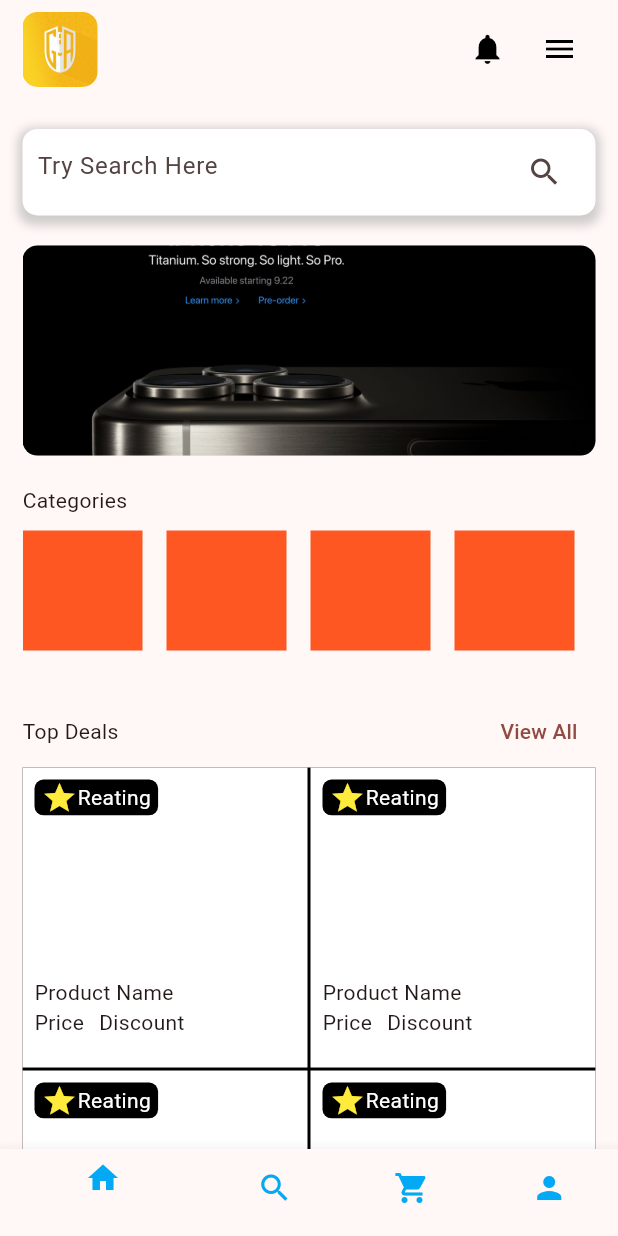
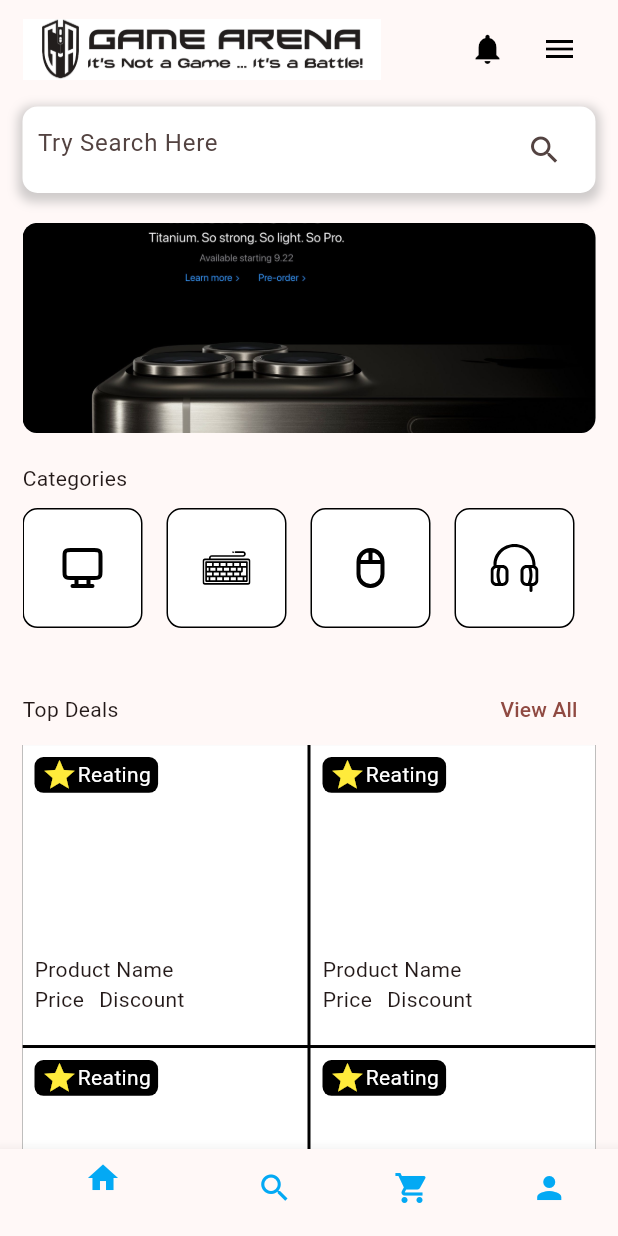
Before and after one commit to WissamAlmsalati/gamearenaApp, a Flutter app: the screen it shows after launch, on a phone screen of 412 x 824 dp. Run offline on Flutter 3.47's test engine with Material 3 defaults, Android fonts, the phone set to English and light mode, and no system bars; our stand-ins replace bloc, flutter_bloc, flutter_svg, get, iconsax.

Commit message:
first commit

```diff
--- /dev/null
+++ b/lib/catigory_icon.dart
@@ -0,0 +1,10 @@
+class CategoryIcons{
+  static const String monitor = 'assets/icons/monitor.svg';
+  static const String keyboard = 'assets/icons/keyboard.svg';
+  static const String mouse = 'assets/icons/mouse.svg';
+  static const String headphone = 'assets/icons/headphone.svg';
+  static const String desk = 'assets/icons/desk.svg';
+  static const String gpu = 'assets/icons/gpu.svg';
+
+  List<String> get icons => [monitor,keyboard,mouse,headphone,desk,gpu];
+}
--- a/lib/images.dart
+++ b/lib/images.dart
@@ -1,5 +1,6 @@
 class Images{
   static const String appLogo = 'assets/images/Logo.jpg';
+  static const String textLogo = 'assets/images/Textlogo.jpg';
   static const String ads1 = 'assets/localyphoto/iphone.jpg';
   static const String ads2 = 'assets/localyphoto/s24.jpg';
   static const String ads3 = 'assets/localyphoto/ps5.jpg';
--- /dev/null
+++ b/lib/view/categorys/category_screen.dart
@@ -0,0 +1,15 @@
+
+import 'package:flutter/cupertino.dart';
+
+class CategoryScreen extends StatelessWidget {
+  final int index;
+  const CategoryScreen({super.key, required this.index});
+
+  @override
+  Widget build(BuildContext context) {
+    switch(index){
+    return Container(
+      child: Text('Category Screen'),
+    );
+  }
+}
--- a/lib/view/home_screen/home_screen_body.dart
+++ b/lib/view/home_screen/home_screen_body.dart
@@ -23,7 +23,7 @@ class HomeScreenBody extends StatelessWidget {
               children: [
                 const CoustomAppBar(),
                 const SizedBox(
-                  height: 20,
+                  height: 5,
                 ),
                 CoustomTextFilled(
                   hintText: "Try Search Here",
--- a/lib/view/home_screen/widget/category_listview.dart
+++ b/lib/view/home_screen/widget/category_listview.dart
@@ -1,5 +1,11 @@
 import 'package:flutter/cupertino.dart';
 import 'package:flutter/material.dart';
+import 'package:flutter_svg/flutter_svg.dart';
+import 'package:get/get.dart';
+import 'package:get/get_core/src/get_main.dart';
+
+import '../../../catigory_icon.dart';
+import '../../categorys/category_screen.dart';
 
 class CoustomListView extends StatelessWidget {
   const CoustomListView({super.key});
@@ -11,12 +17,36 @@ class CoustomListView extends StatelessWidget {
       height: 100,
      child: ListView.builder(
        scrollDirection: Axis.horizontal,
-         itemCount: 8,
+         itemCount: CategoryIcons().icons.length,
          itemBuilder: (context,index)=>Container(
+           decoration: BoxDecoration(
+             color: Colors.white,
+             borderRadius: BorderRadius.circular(10.0),
+           ),
            margin: const EdgeInsets.only(right: 16,top: 10,bottom: 10),
            width: 80,
-           color: Colors.deepOrange,
-         )
+           child: ElevatedButton(
+             style: ElevatedButton.styleFrom(
+                primary: Colors.white,
+               side: BorderSide(color: Colors.black, width: 1),
+               elevation: 0,
+               shape: RoundedRectangleBorder(
+
+                 borderRadius: BorderRadius.circular(10.0),
+               ),
+             ),
+             onPressed: () {
+               Get.to(()=>CategoryScreen(index: index,) );
+             },
+             child: SvgPicture.asset(
+               CategoryIcons().icons[index],
+               color: Colors.black,
+               height: 40,  // Increased size
+               width: 40,  // Increased size
+               fit: BoxFit.contain,
+             ),
+           )
+     ),
      ),
     );
   }
--- a/lib/view/home_screen/widget/coustom_appbar.dart
+++ b/lib/view/home_screen/widget/coustom_appbar.dart
@@ -9,35 +9,31 @@ class CoustomAppBar extends StatelessWidget {
 
   @override
   Widget build(BuildContext context) {
-    return  Container(
+    return Container(
       width: double.infinity,
-      height: MediaQuery.of(context).size.height*0.08,
-      child:Row(
-        mainAxisAlignment: MainAxisAlignment.start,
+      height: MediaQuery.of(context).size.height * 0.08,
+      child: Row(
+        mainAxisAlignment: MainAxisAlignment.center,
         crossAxisAlignment: CrossAxisAlignment.center,
         children: [
           Container(
-            decoration: BoxDecoration(
-              borderRadius: BorderRadius.circular(10),
-      image: DecorationImage(
-          image: AssetImage(Images.appLogo),
-          fit: BoxFit.contain,
-
-      ),
-    ),
-            width: 50,
-            height: 50,
+            child: Image.asset(
+              Images.textLogo,
+              width: MediaQuery.of(context).size.width * 0.58,
+            ),
           ),
-          const Spacer(),
-          IconButton(onPressed: () {}, icon: Icon(Icons.notifications), color: Colors.black),
+          Spacer(),
+          IconButton(
+              onPressed: () {},
+              icon: Icon(Icons.notifications),
+              color: Colors.black),
           Builder(
             builder: (context) => IconButton(
-              onPressed: () {
-                Scaffold.of(context).openDrawer();
-              },
-              icon: Icon(Icons.menu),
-              color: Colors.black
-            ),
+                onPressed: () {
+                  Scaffold.of(context).openDrawer();
+                },
+                icon: Icon(Icons.menu),
+                color: Colors.black),
           ),
         ],
       ),
--- a/pubspec.yaml
+++ b/pubspec.yaml
@@ -39,6 +39,7 @@ dependencies:
   flutter_bloc: ^8.1.3
   flutter_svg: ^2.0.9
   iconsax: ^0.0.8
+  get: ^4.6.6
 
 dev_dependencies:
   flutter_test:
@@ -65,6 +66,7 @@ flutter:
   # To add assets to your application, add an assets section, like this:
   assets:
     - assets/images/
+    - assets/icons/
     - assets/localyphoto/
 
   # An image asset can refer to one or more resolution-specific "variants", see
```
Also changed, not shown: assets/icons/desk.svg (added), assets/icons/gpu.svg (added), assets/icons/headphone.svg (added), assets/icons/keyboard.svg (added), assets/icons/monitor.svg (added), assets/icons/mouse.svg (added), assets/images/Textlogo.jpg (added), pubspec.lock.
